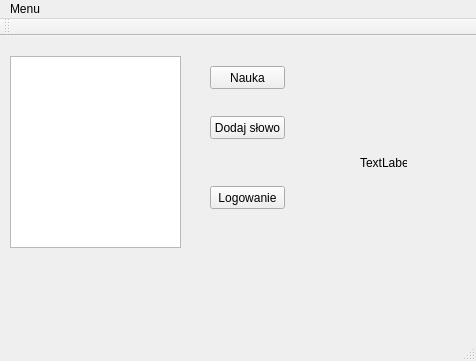
This is SuperMemo/mainwindow.ui in dampo21/ZPR-Projekt-SuperMemo as Qt 5 draws it before an edit. The edited form follows.
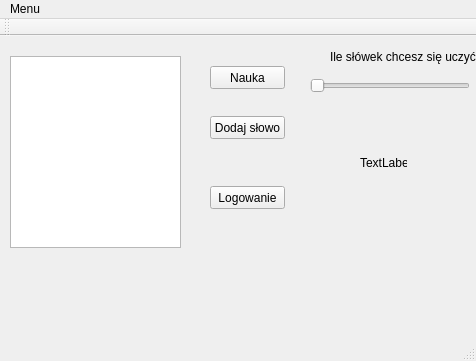
This is the edited form.

The edit to the form file:
```diff
--- a/SuperMemo/mainwindow.ui
+++ b/SuperMemo/mainwindow.ui
@@ -76,6 +76,38 @@
      <string>Dodaj słowo</string>
     </property>
    </widget>
+   <widget class="QSlider" name="numbeWordsSlider">
+    <property name="geometry">
+     <rect>
+      <x>310</x>
+      <y>40</y>
+      <width>160</width>
+      <height>19</height>
+     </rect>
+    </property>
+    <property name="minimum">
+     <number>1</number>
+    </property>
+    <property name="maximum">
+     <number>50</number>
+    </property>
+    <property name="orientation">
+     <enum>Qt::Horizontal</enum>
+    </property>
+   </widget>
+   <widget class="QLabel" name="label_2">
+    <property name="geometry">
+     <rect>
+      <x>330</x>
+      <y>10</y>
+      <width>151</width>
+      <height>21</height>
+     </rect>
+    </property>
+    <property name="text">
+     <string>Ile słówek chcesz się uczyć?</string>
+    </property>
+   </widget>
   </widget>
   <widget class="QMenuBar" name="menuBar">
    <property name="geometry">
```
